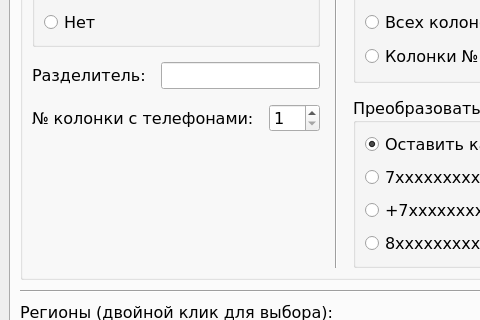
Old version of the form UI.ui in the repository PowNey-code/PhoneArray; both pictures show x 0 to 480 and y 190 to 510 of the 1102 by 730 pixel window.
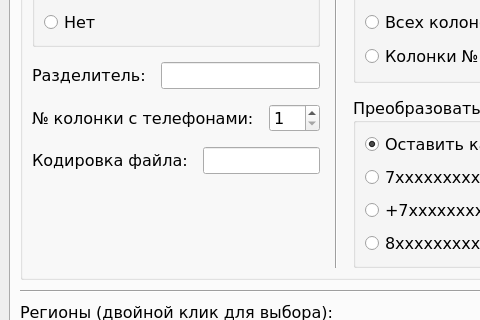
New version of the form.

Commit message: строка кодировки добавлена в UI

Patch:
```diff
--- a/UI.ui
+++ b/UI.ui
@@ -6,7 +6,7 @@
    <rect>
     <x>0</x>
     <y>0</y>
-    <width>911</width>
+    <width>1101</width>
     <height>730</height>
    </rect>
   </property>
@@ -178,6 +178,23 @@
                </item>
               </layout>
              </item>
+             <item>
+              <layout class="QHBoxLayout" name="horizontalLayout_8">
+               <property name="topMargin">
+                <number>0</number>
+               </property>
+               <item>
+                <widget class="QLabel" name="Label_decode">
+                 <property name="text">
+                  <string>Кодировка файла:</string>
+                 </property>
+                </widget>
+               </item>
+               <item>
+                <widget class="QLineEdit" name="LE_decode"/>
+               </item>
+              </layout>
+             </item>
              <item>
               <spacer name="verticalSpacer">
                <property name="orientation">
```
Left out of the diff: 4 changed lines with no effect on the pictures. The commit also changes 1 other file.
